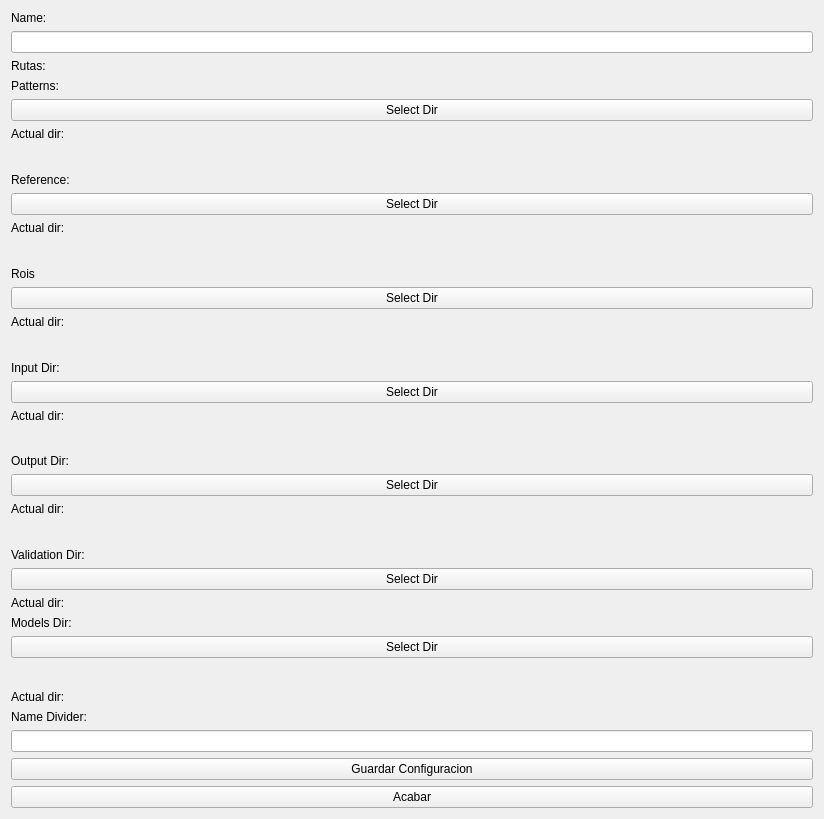
Above: src/GUI/newConfGUI.ui from MarcosOF02/NetworkManager before the change. Below: the same form after it.
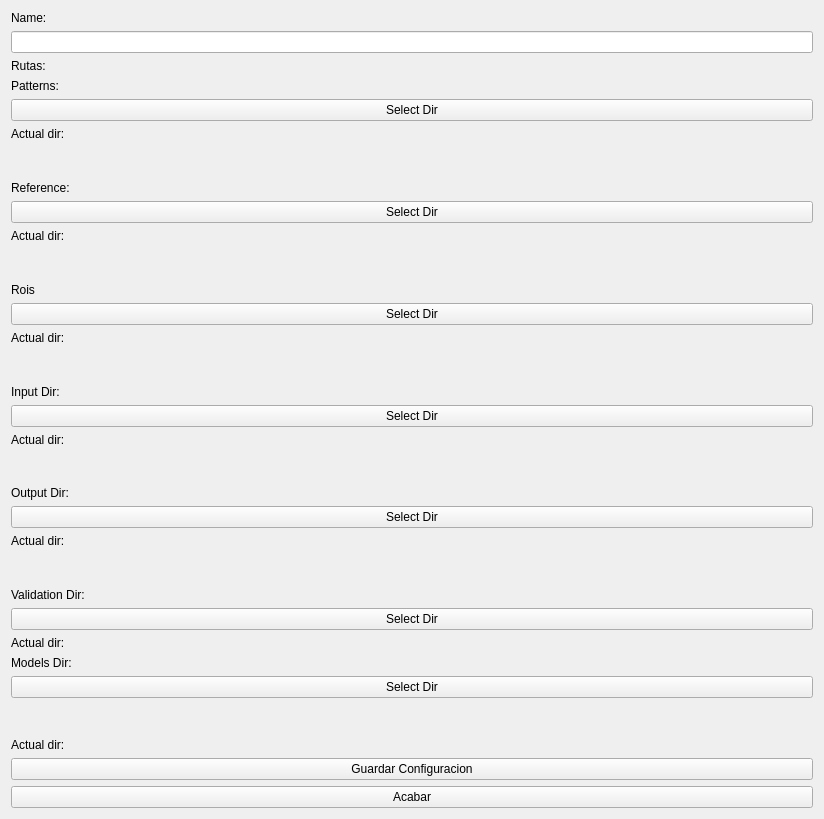
That is the form after the change.

Commit message: Eliminado name divider

```diff
--- a/src/GUI/newConfGUI.ui
+++ b/src/GUI/newConfGUI.ui
@@ -282,19 +282,6 @@
        </property>
       </widget>
      </item>
-     <item>
-      <widget class="QLabel" name="label_21">
-       <property name="styleSheet">
-        <string notr="true">font: 14pt &quot;Ubuntu&quot;;</string>
-       </property>
-       <property name="text">
-        <string>Name Divider:</string>
-       </property>
-      </widget>
-     </item>
-     <item>
-      <widget class="QLineEdit" name="lineEdit_Divider_2"/>
-     </item>
      <item>
       <widget class="QPushButton" name="pushButton_saveNew">
        <property name="text">
```
The commit also changes 14 other files.
